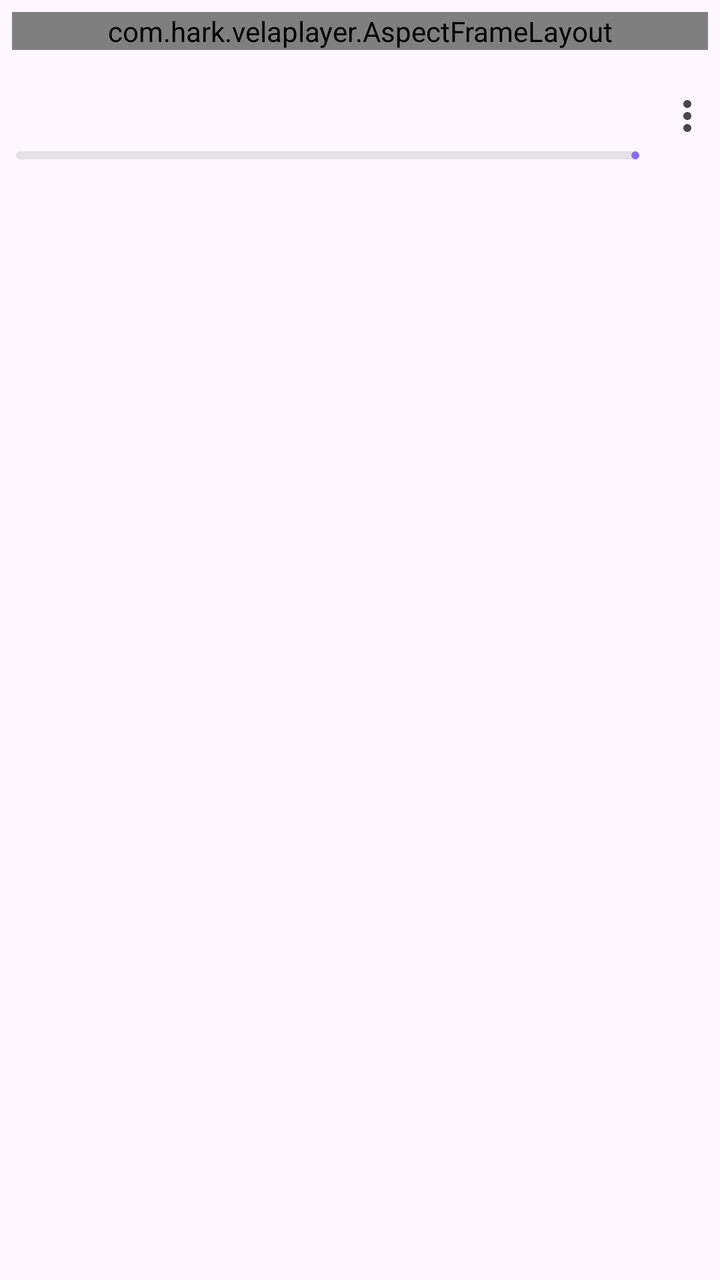
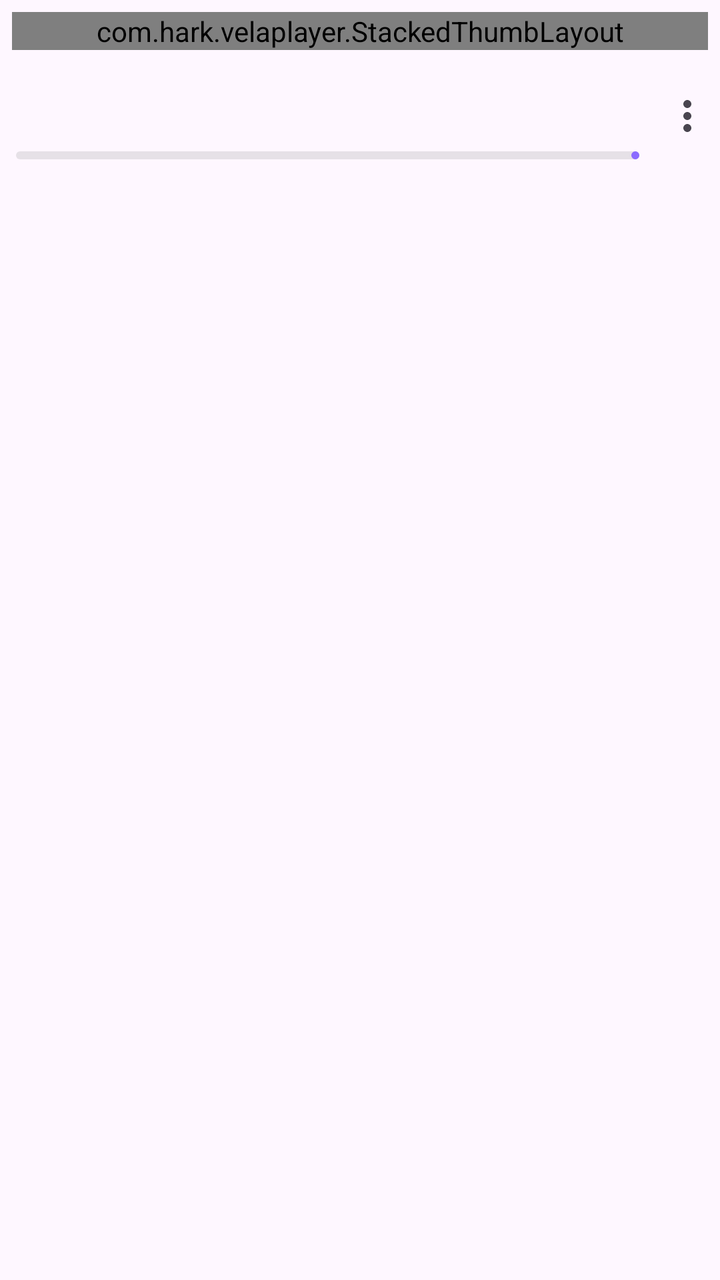

Compare the two renders of this Android layout. The source of the first and the diff that turns it into the second are given below.
<!-- AndroidManifest.xml: application theme Theme.Vela -->
<!-- res/layout/item_playlist_grid.xml -->
<?xml version="1.0" encoding="utf-8"?>
<LinearLayout xmlns:android="http://schemas.android.com/apk/res/android"
    xmlns:app="http://schemas.android.com/apk/res-auto"
    android:layout_width="match_parent"
    android:layout_height="wrap_content"
    android:layout_margin="4dp"
    android:background="@drawable/bg_item"
    android:orientation="vertical"
    android:padding="6dp">

    <com.hark.velaplayer.AspectFrameLayout
        android:layout_width="match_parent"
        android:layout_height="wrap_content">

        <com.google.android.material.imageview.ShapeableImageView
            android:id="@+id/cover"
            android:layout_width="match_parent"
            android:layout_height="match_parent"
            android:importantForAccessibility="no"
            android:scaleType="centerCrop"
            app:shapeAppearanceOverlay="@style/RoundedThumb" />

        <TextView
            android:id="@+id/countBadge"
            android:layout_width="wrap_content"
            android:layout_height="wrap_content"
            android:layout_gravity="bottom|end"
            android:layout_margin="6dp"
            android:background="@drawable/bg_badge"
            android:drawableStart="@drawable/ic_playlist_small"
            android:drawablePadding="3dp"
            android:gravity="center_vertical"
            android:paddingHorizontal="5dp"
            android:paddingVertical="1dp"
            android:textColor="@android:color/white"
            android:textSize="11sp" />

        <TextView
            android:id="@+id/selectCheck"
            android:layout_width="26dp"
            android:layout_height="26dp"
            android:layout_gravity="top|start"
            android:layout_margin="6dp"
            android:background="@drawable/bg_select_off"
            android:gravity="center"
            android:importantForAccessibility="no"
            android:textColor="?attr/colorOnPrimary"
            android:textSize="12sp"
            android:textStyle="bold"
            android:visibility="gone" />
    </com.hark.velaplayer.AspectFrameLayout>

    <LinearLayout
        android:layout_width="match_parent"
        android:layout_height="wrap_content"
        android:layout_marginTop="6dp"
        android:gravity="center_vertical"
        android:orientation="horizontal">

        <LinearLayout
            android:layout_width="0dp"
            android:layout_height="wrap_content"
            android:layout_weight="1"
            android:orientation="vertical"
            android:paddingStart="2dp">

            <TextView
                android:id="@+id/name"
                android:layout_width="match_parent"
                android:layout_height="wrap_content"
                android:ellipsize="end"
                android:maxLines="1"
                android:textAppearance="?attr/textAppearanceTitleSmall" />

            <TextView
                android:id="@+id/count"
                android:layout_width="match_parent"
                android:layout_height="wrap_content"
                android:alpha="0.65"
                android:ellipsize="end"
                android:maxLines="1"
                android:textAppearance="?attr/textAppearanceBodySmall" />

            <LinearLayout
                android:layout_width="match_parent"
                android:layout_height="wrap_content"
                android:layout_marginTop="4dp"
                android:gravity="center_vertical"
                android:orientation="horizontal">

                <com.google.android.material.progressindicator.LinearProgressIndicator
                    android:id="@+id/playlistProgress"
                    android:layout_width="0dp"
                    android:layout_height="wrap_content"
                    android:layout_weight="1"
                    android:max="1000"
                    app:indicatorColor="?attr/colorPrimary"
                    app:trackColor="#33888888"
                    app:trackCornerRadius="2dp"
                    app:trackThickness="4dp" />

                <TextView
                    android:id="@+id/playlistProgressText"
                    android:layout_width="wrap_content"
                    android:layout_height="wrap_content"
                    android:layout_marginStart="8dp"
                    android:alpha="0.7"
                    android:maxLines="1"
                    android:textAppearance="?attr/textAppearanceLabelSmall" />
            </LinearLayout>
        </LinearLayout>

        <ImageButton
            android:id="@+id/more"
            android:layout_width="32dp"
            android:layout_height="40dp"
            android:layout_marginEnd="-6dp"
            android:background="?attr/selectableItemBackgroundBorderless"
            android:contentDescription="More options"
            android:src="@drawable/ic_more_vert" />
    </LinearLayout>
</LinearLayout>
<!-- resources referenced by this layout -->
<resources>
  <!-- drawable bg_badge (drawable) -->
  <shape xmlns:android="http://schemas.android.com/apk/res/android" android:shape="rectangle">
      <solid android:color="#CC000000" />
      <corners android:radius="4dp" />
  </shape>
  <!-- drawable bg_select_off (drawable) -->
  <shape xmlns:android="http://schemas.android.com/apk/res/android" android:shape="oval">
      <solid android:color="#66000000" />
      <stroke android:width="2dp" android:color="#FFFFFFFF" />
  </shape>
  <!-- drawable ic_more_vert (drawable) -->
  <vector xmlns:android="http://schemas.android.com/apk/res/android"
      android:width="24dp" android:height="24dp" android:viewportWidth="24" android:viewportHeight="24"
      android:tint="?attr/colorControlNormal">
      <path android:fillColor="@android:color/white" android:pathData="M12,8c1.1,0 2,-0.9 2,-2s-0.9,-2 -2,-2 -2,0.9 -2,2 0.9,2 2,2zM12,10c-1.1,0 -2,0.9 -2,2s0.9,2 2,2 2,-0.9 2,-2 -0.9,-2 -2,-2zM12,16c-1.1,0 -2,0.9 -2,2s0.9,2 2,2 2,-0.9 2,-2 -0.9,-2 -2,-2z"/>
  </vector>
  <!-- drawable ic_playlist_small (drawable) -->
  <vector xmlns:android="http://schemas.android.com/apk/res/android" android:width="12dp" android:height="12dp" android:viewportWidth="24" android:viewportHeight="24">
      <path android:fillColor="#FFFFFFFF" android:pathData="M3,10h11v2H3zM3,6h11v2H3zM3,14h7v2H3zM16,13v8l6,-4z"/>
  </vector>
  <style name="RoundedThumb">
          <item name="cornerFamily">rounded</item>
          <item name="cornerSize">14dp</item>
      </style>
  <color name="accent">#8B6CFF</color>
  <!-- drawable ic_close (drawable) -->
  <vector xmlns:android="http://schemas.android.com/apk/res/android"
      android:width="24dp" android:height="24dp" android:viewportWidth="24" android:viewportHeight="24"
      android:tint="?attr/colorControlNormal">
      <path android:fillColor="@android:color/white" android:pathData="M19,6.41L17.59,5 12,10.59 6.41,5 5,6.41 10.59,12 5,17.59 6.41,19 12,13.41 17.59,19 19,17.59 13.41,12z"/>
  </vector>
  <style name="VelaWindowAnim" parent="@android:style/Animation.Activity">
          <item name="android:activityOpenEnterAnimation">@anim/act_open_enter</item>
          <item name="android:activityOpenExitAnimation">@anim/act_open_exit</item>
          <item name="android:activityCloseEnterAnimation">@anim/act_close_enter</item>
          <item name="android:activityCloseExitAnimation">@anim/act_close_exit</item>
      </style>
  <style name="VelaChip" parent="Widget.Material3.Chip.Filter">
          <item name="shapeAppearanceOverlay">@style/PillShape</item>
      </style>
  <style name="VelaBottomSheet" parent="ThemeOverlay.Material3.BottomSheetDialog">
          <item name="bottomSheetStyle">@style/VelaBottomSheetStyle</item>
      </style>
  <style name="VelaDialog" parent="ThemeOverlay.Material3.MaterialAlertDialog">
          <item name="shapeAppearanceOverlay">@style/DialogShape</item>
      </style>
  <style name="PillShape">
          <item name="cornerFamily">rounded</item>
          <item name="cornerSize">50%</item>
      </style>
  <style name="VelaBottomSheetStyle" parent="Widget.Material3.BottomSheet.Modal">
          <item name="shapeAppearance">@style/SheetShape</item>
      </style>
  <style name="DialogShape">
          <item name="cornerFamily">rounded</item>
          <item name="cornerSize">28dp</item>
      </style>
  <style name="SheetShape">
          <item name="cornerFamily">rounded</item>
          <item name="cornerSizeTopLeft">28dp</item>
          <item name="cornerSizeTopRight">28dp</item>
          <item name="cornerSizeBottomLeft">0dp</item>
          <item name="cornerSizeBottomRight">0dp</item>
      </style>
  <!-- unchanged entries left out for length: 2 -->
</resources>

<!-- the commit's change to res/layout/item_playlist_grid.xml (unified diff, before → after) -->
@@ -8,7 +8,12 @@
     android:orientation="vertical"
     android:padding="6dp">
 
-    <com.hark.velaplayer.AspectFrameLayout
+    <com.hark.velaplayer.StackedThumbLayout
+        android:id="@+id/stack"
+        android:layout_width="match_parent"
+        android:layout_height="wrap_content">
+
+        <com.hark.velaplayer.AspectFrameLayout
         android:layout_width="match_parent"
         android:layout_height="wrap_content">
 
@@ -49,6 +54,7 @@
             android:textStyle="bold"
             android:visibility="gone" />
     </com.hark.velaplayer.AspectFrameLayout>
+    </com.hark.velaplayer.StackedThumbLayout>
 
     <LinearLayout
         android:layout_width="match_parent"
